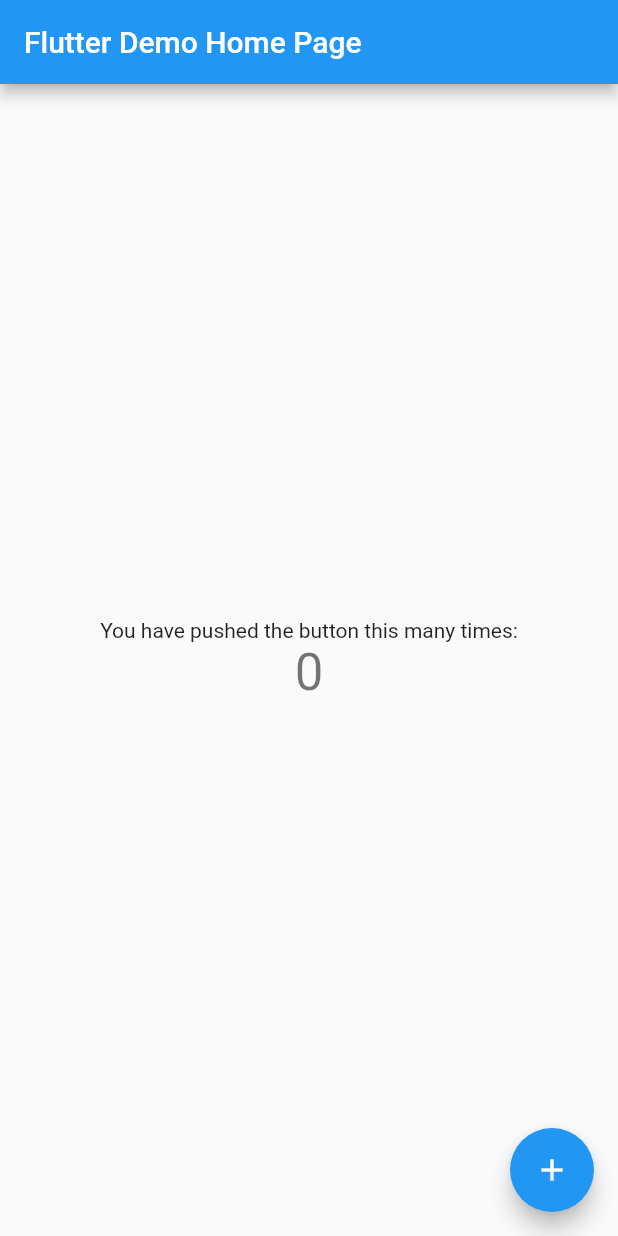
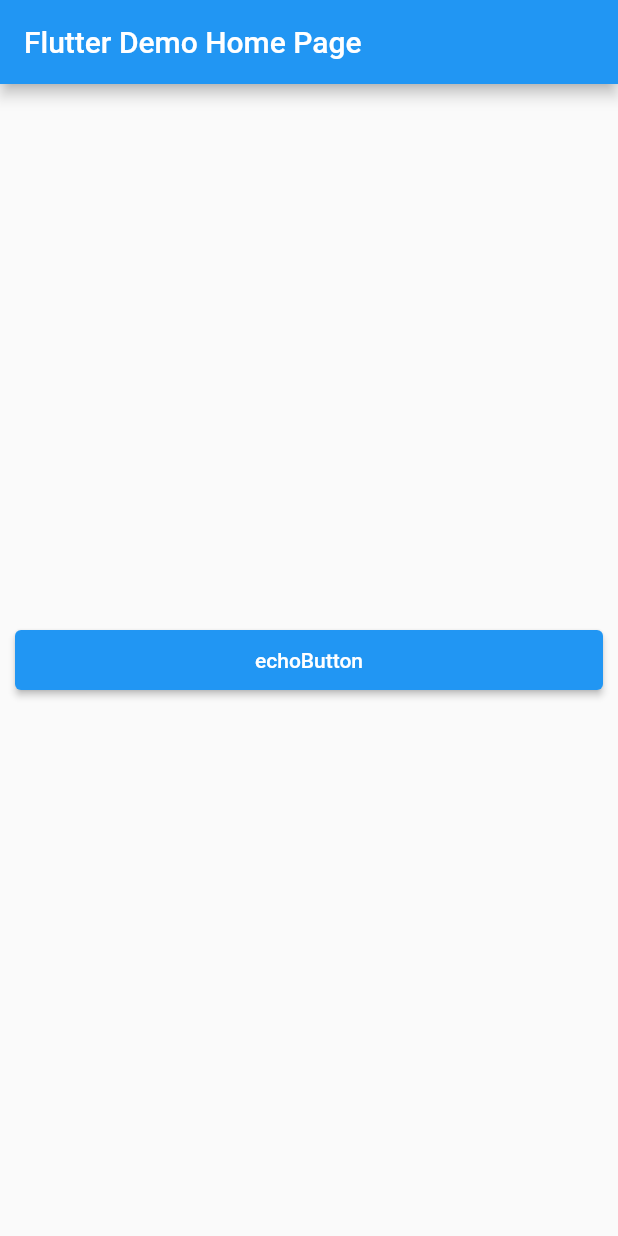
Before and after one commit to AKA-LinCoder/echo_utils, a Flutter app: the screen it shows after launch, on a phone screen of 412 x 824 dp. Run offline on Flutter 3.47's test engine with Material 2 defaults, Android fonts, the phone set to English and light mode, and no system bars.

Commit message:
add bottoon sheet

```diff
--- a/example/lib/main.dart
+++ b/example/lib/main.dart
@@ -1,3 +1,4 @@
+import 'package:echo_utils/echo_utils.dart';
 import 'package:flutter/material.dart';
 
 void main() {
@@ -29,13 +30,6 @@ class MyHomePage extends StatefulWidget {
 }
 
 class _MyHomePageState extends State<MyHomePage> {
-  int _counter = 0;
-
-  void _incrementCounter() {
-    setState(() {
-      _counter++;
-    });
-  }
 
   @override
   Widget build(BuildContext context) {
@@ -47,21 +41,16 @@ class _MyHomePageState extends State<MyHomePage> {
         child: Column(
           mainAxisAlignment: MainAxisAlignment.center,
           children: <Widget>[
-            const Text(
-              'You have pushed the button this many times:',
-            ),
-            Text(
-              '$_counter',
-              style: Theme.of(context).textTheme.headlineMedium,
-            ),
+            EchoButton(buttonName: 'echoButton', onPressed: () {
+              List<BottomSheetModel> modes = [
+                BottomSheetModel(title: "title", onPressed: (){},preWidget: const Icon(Icons.add)),
+                BottomSheetModel(title: "title2", onPressed: (){}),
+              ];
+              echoBottomSheet(context, modes);
+            },),
           ],
         ),
       ),
-      floatingActionButton: FloatingActionButton(
-        onPressed: _incrementCounter,
-        tooltip: 'Increment',
-        child: const Icon(Icons.add),
-      ), // This trailing comma makes auto-formatting nicer for build methods.
     );
   }
 }
--- a/example/pubspec.yaml
+++ b/example/pubspec.yaml
@@ -35,6 +35,8 @@ dependencies:
   # The following adds the Cupertino Icons font to your application.
   # Use with the CupertinoIcons class for iOS style icons.
   cupertino_icons: ^1.0.2
+  echo_utils:
+    path: ../
 
 dev_dependencies:
   flutter_test:
--- /dev/null
+++ b/lib/src/widgets/echo_bottom_sheet.dart
@@ -0,0 +1,104 @@
+/// FileName echo_bottom_sheet
+///
+/// @Author LinGuanYu
+/// @Date 2023/2/23 10:00
+///
+/// @Description TODO 底部弹出选择列表
+import 'package:flutter/material.dart';
+
+// class EchoBottomSheet extends StatefulWidget {
+//   const EchoBottomSheet({Key? key}) : super(key: key);
+//
+//   @override
+//   State<EchoBottomSheet> createState() => _EchoBottomSheetState();
+// }
+//
+// class _EchoBottomSheetState extends State<EchoBottomSheet> {
+//   @override
+//   Widget build(BuildContext context) {
+//     return const Placeholder();
+//   }
+// }
+
+void echoBottomSheet(BuildContext context, List<BottomSheetModel> items) {
+  showModalBottomSheet(
+      context: context,
+      builder: (context) {
+        return SafeArea(
+          child: Column(
+            mainAxisSize: MainAxisSize.min,
+            children: items.map((item) {
+              return GestureDetector(
+                onTap: ()async{
+                  Navigator.of(context).pop();
+                  item.onPressed();
+                },
+                behavior: HitTestBehavior.opaque,
+                child: Container(
+                  decoration: item.decoration ??
+                      BoxDecoration(
+                        color: item.itemBackGroundColor ?? Colors.white,
+                      ),
+                  height: item.itemHeight ?? 50,
+                  child: Row(
+                    mainAxisAlignment: MainAxisAlignment.center,
+                    children: [
+                      item.preWidget??Container(),
+                      if(item.preWidget!=null)
+                        const SizedBox(width: 10,),
+                      Text(
+                        item.title,
+                        style: item.textStyle ??
+                            TextStyle(
+                                fontSize: 15,
+                                color: item.itemTextColor ?? Colors.black),
+                      ),
+                      if(item.suffixWidget!=null)
+                        const SizedBox(width: 10,),
+                      item.suffixWidget??Container(),
+                    ],
+                  ),
+                ),
+              );
+            }).toList(),
+          ),
+        );
+      });
+}
+
+class BottomSheetModel {
+  ///文字
+  final String title;
+
+  ///点击事件
+  final Function() onPressed;
+
+  ///文字样式
+  final TextStyle? textStyle;
+
+  ///单个item高度
+  final double? itemHeight;
+
+  ///单个item布局
+  final Decoration? decoration;
+
+  ///单个item背景颜色
+  final Color? itemBackGroundColor;
+
+  ///单个文本颜色
+  final Color? itemTextColor;
+  ///文本前置widget
+  final Widget? preWidget;
+  ///文本后置widget
+  final Widget? suffixWidget;
+  BottomSheetModel(
+      {required this.title,
+      required this.onPressed,
+      this.textStyle,
+      this.itemHeight,
+      this.decoration,
+      this.itemBackGroundColor,
+      this.itemTextColor,
+      this.preWidget,
+      this.suffixWidget});
+}
--- a/lib/src/widgets/widgets.dart
+++ b/lib/src/widgets/widgets.dart
@@ -6,3 +6,4 @@
 /// @Description TODO
 export "echo_search_text_field.dart";
 export 'echo_button.dart';
+export 'echo_bottom_sheet.dart';
```
Also changed, not shown: example/pubspec.lock.
